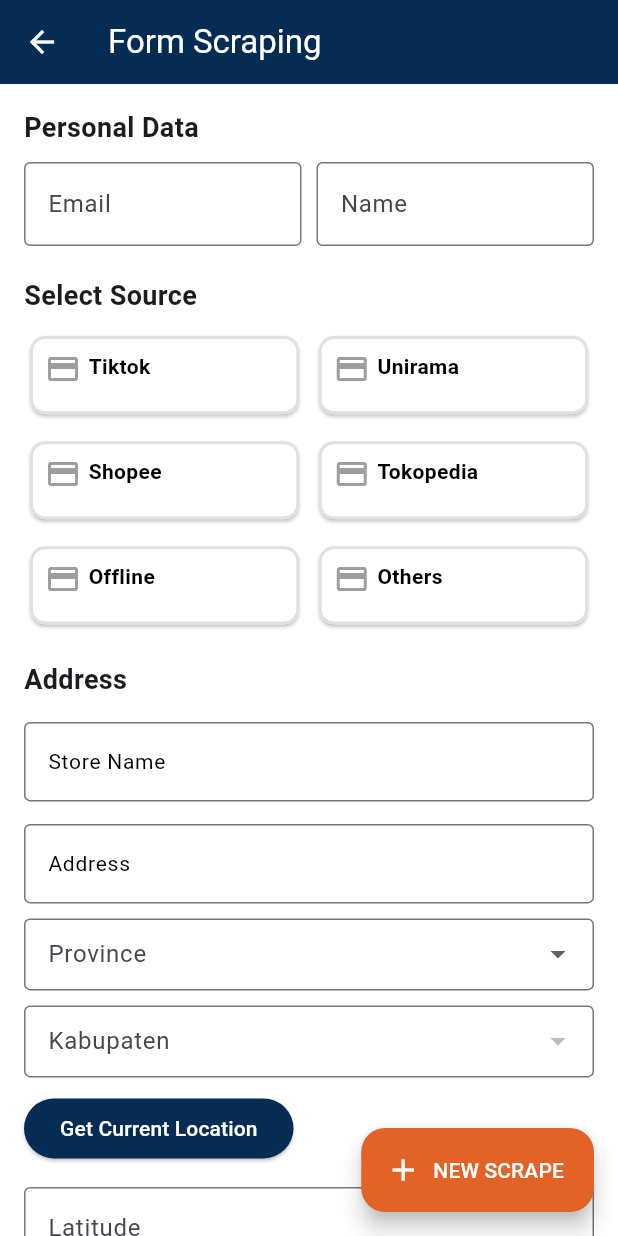
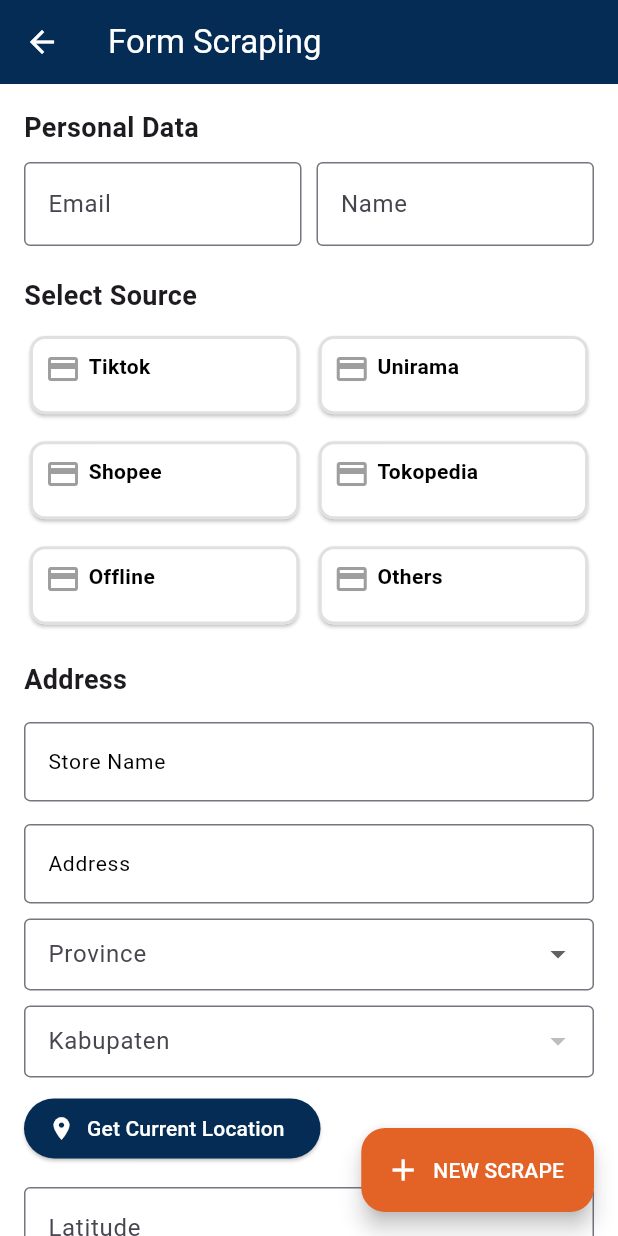
Before and after one commit to ditormented/auctus_flying, a Flutter app: the ScrapingForm screen opened directly with empty values, after a tap on "Get Current Location", on a phone screen of 412 x 824 dp. Run offline on Flutter 3.47's test engine with Material 3 defaults, Android fonts, the light colour scheme and no system bars; our stand-ins replace cloud_firestore, dropdown_button2, dropdown_search, firebase_auth, firebase_core, firebase_storage and 5 more; missing offline and left inert: staggered_grid_view_flutter; accounts and stored records are empty.

Commit message:
Fitur Brand category & Progres Coordinate Scraping Call

```diff
--- a/lib/views/salesman/scraping_form.dart
+++ b/lib/views/salesman/scraping_form.dart
@@ -2,7 +2,7 @@
 import 'package:auctus_call/utilities/colors.dart';
 import 'package:cloud_firestore/cloud_firestore.dart';
 import 'package:flutter/material.dart';
-// import 'package:location/location.dart';
+import 'package:geolocator/geolocator.dart';
 
 enum PlanType { tiktok, unirama, shopee, tokopedia, offline, others }
 
@@ -59,39 +59,38 @@
     }).toList();
   }
 
-  // Future<void> getCurrentLocation() async {
-  //   Location location = Location();
+  Future<void> getCurrentLocation() async {
+    bool serviceEnabled;
+    LocationPermission permission;
 
-  //   bool _serviceEnabled;
-  //   PermissionStatus _permissionGranted;
-  //   LocationData _locationData;
+    // Check if location services are enabled.
+    serviceEnabled = await Geolocator.isLocationServiceEnabled();
+    if (!serviceEnabled) {
+      // Location services are not enabled, don't continue
+      return Future.error('Location services are disabled.');
+    }
 
-  //   // Check if location service is enabled
-  //   _serviceEnabled = await location.serviceEnabled();
-  //   if (!_serviceEnabled) {
-  //     _serviceEnabled = await location.requestService();
-  //     if (!_serviceEnabled) {
-  //       return;
-  //     }
-  //   }
+    permission = await Geolocator.checkPermission();
+    if (permission == LocationPermission.denied) {
+      permission = await Geolocator.requestPermission();
+      if (permission == LocationPermission.denied) {
+        // Permissions are denied, next time you could try requesting permissions again
+        return Future.error('Location permissions are denied');
+      }
+    }
 
-  //   // Check for location permissions
-  //   _permissionGranted = await location.hasPermission();
-  //   if (_permissionGranted == PermissionStatus.denied) {
-  //     _permissionGranted = await location.requestPermission();
-  //     if (_permissionGranted != PermissionStatus.granted) {
-  //       return;
-  //     }
-  //   }
+    if (permission == LocationPermission.deniedForever) {
+      // Permissions are denied forever, handle appropriately
+      return Future.error(
+          'Location permissions are permanently denied, we cannot request permissions.');
+    }
 
-  //   // Get the current location
-  //   _locationData = await location.getLocation();
-
-  //   setState(() {
-  //     latController.text = _locationData.latitude.toString();
-  //     lngController.text = _locationData.longitude.toString();
-  //   });
-  // }
+    Position position = await Geolocator.getCurrentPosition();
+    setState(() {
+      latController.text = position.latitude.toString();
+      lngController.text = position.longitude.toString();
+    });
+  }
 
   Future<void> submitForm() async {
     if (storeNameController.text.isEmpty ||
@@ -383,12 +382,16 @@
                 ],
               ),
               const SizedBox(height: 10),
-              ElevatedButton(
-                onPressed: () {}, //getCurrentLocation,
+              ElevatedButton.icon(
+                onPressed: getCurrentLocation,
                 style: ElevatedButton.styleFrom(
                   backgroundColor: mainColor,
                 ),
-                child: Text(
+                icon: Icon(
+                  Icons.location_on,
+                  color: Colors.white,
+                ),
+                label: Text(
                   'Get Current Location',
                   style: TextStyle(color: Colors.white),
                 ),
```
Also changed, not shown: lib/views/salesman/product_list.dart (+17 -4 lines).
